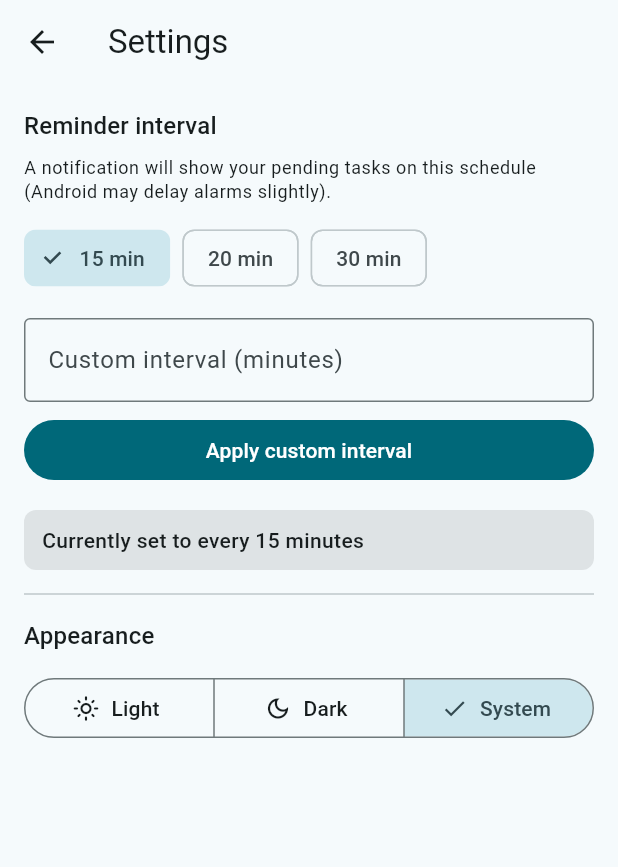
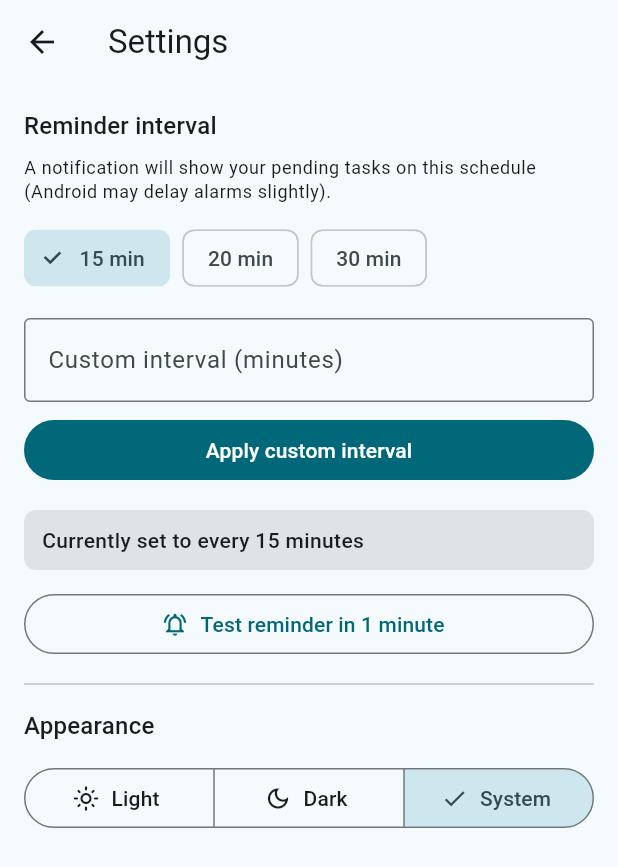
Before and after one commit to jatinbscllb1232802-create/mylifemanager, a Flutter app: the SettingsScreen screen opened directly, after a tap on an icon or button, on a phone screen of 412 x 824 dp. Shown: the top 867 px of the screen. Run offline on Flutter 3.47's test engine with Material 3 defaults, Android fonts, the light colour scheme and no system bars; our stand-ins replace cloud_firestore, connectivity_plus, firebase_auth, firebase_core, flutter_local_notifications, google_sign_in and 4 more; missing offline and left inert: android_alarm_manager_plus; accounts and stored records are empty.

Commit message:
Use exact alarms and add 1-minute reminder test

```diff
--- a/lib/screens/settings_screen.dart
+++ b/lib/screens/settings_screen.dart
@@ -2,6 +2,7 @@ import 'package:flutter/material.dart';
 import 'package:provider/provider.dart';
 
 import '../providers/settings_provider.dart';
+import '../services/reminder_scheduler.dart';
 
 class SettingsScreen extends StatefulWidget {
   const SettingsScreen({super.key});
@@ -87,7 +88,6 @@ class _SettingsScreenState extends State<SettingsScreen> {
             child: const Text('Apply custom interval'),
           ),
           const SizedBox(height: 16),
-          // Shows the currently active interval
           Container(
             width: double.infinity,
             padding: const EdgeInsets.symmetric(horizontal: 12, vertical: 10),
@@ -101,6 +101,25 @@ class _SettingsScreenState extends State<SettingsScreen> {
                     fontWeight: FontWeight.w500,
                   ),
             ),
+          ),
+          const SizedBox(height: 12),
+          OutlinedButton.icon(
+            onPressed: () async {
+              await context
+                  .read<SettingsProvider>()
+                  .requestAndroidReminderPermissions();
+              await ReminderScheduler.scheduleTestInOneMinute();
+              if (!context.mounted) return;
+              ScaffoldMessenger.of(context).showSnackBar(
+                const SnackBar(
+                  content: Text(
+                    'Test reminder scheduled in ~1 minute. Keep the app in background.',
+                  ),
+                ),
+              );
+            },
+            icon: const Icon(Icons.notifications_active_outlined),
+            label: const Text('Test reminder in 1 minute'),
           ),
           const Divider(height: 32),
           Text(
--- a/lib/services/reminder_scheduler.dart
+++ b/lib/services/reminder_scheduler.dart
@@ -7,6 +7,7 @@ class ReminderScheduler {
   ReminderScheduler._();
 
   static const int alarmId = 90001;
+  static const int testAlarmId = 90002;
 
   static Future<void> cancel() async {
     await AndroidAlarmManager.cancel(alarmId);
@@ -16,12 +17,31 @@ class ReminderScheduler {
     await cancel();
     if (minutes <= 0) return;
 
-    await AndroidAlarmManager.periodic(
+    final ok = await AndroidAlarmManager.periodic(
       Duration(minutes: minutes),
       alarmId,
       reminderAlarmCallback,
+      exact: true,
       wakeup: true,
       rescheduleOnReboot: true,
+      allowWhileIdle: true,
     );
+    // ignore: avoid_print
+    print('ReminderScheduler: periodic($minutes min) scheduled=$ok');
+  }
+
+  /// Fires one reminder ~1 minute from now (for testing).
+  static Future<void> scheduleTestInOneMinute() async {
+    await AndroidAlarmManager.cancel(testAlarmId);
+    final ok = await AndroidAlarmManager.oneShot(
+      const Duration(minutes: 1),
+      testAlarmId,
+      reminderAlarmCallback,
+      exact: true,
+      wakeup: true,
+      allowWhileIdle: true,
+    );
+    // ignore: avoid_print
+    print('ReminderScheduler: test oneShot scheduled=$ok');
   }
 }
```
